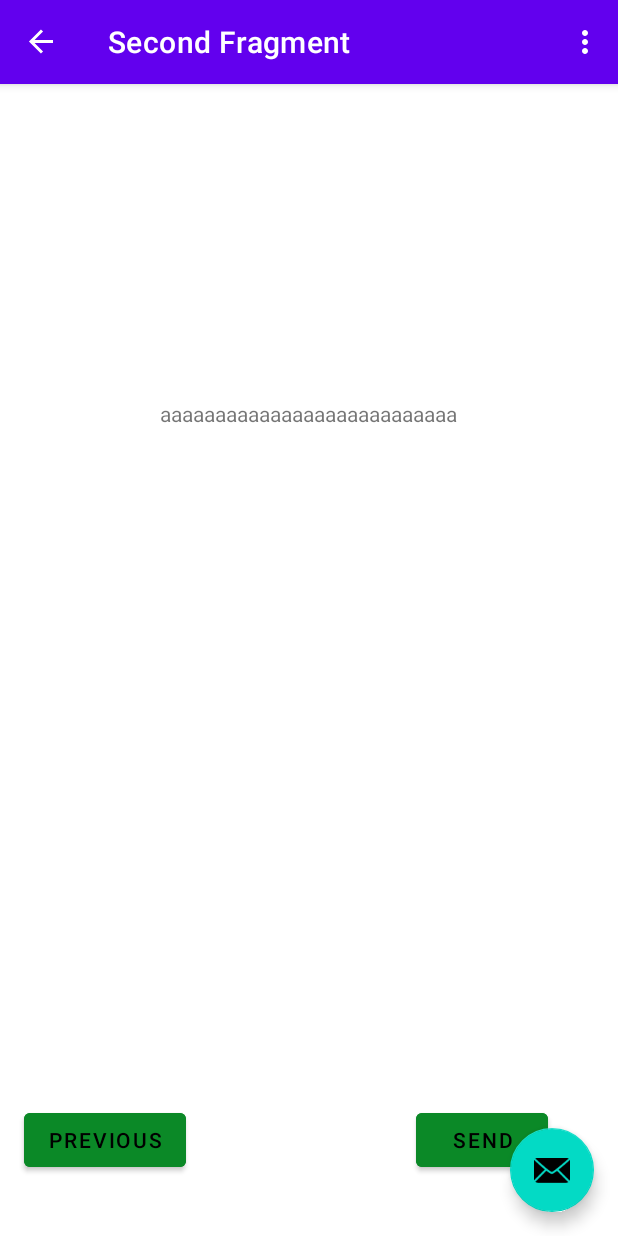
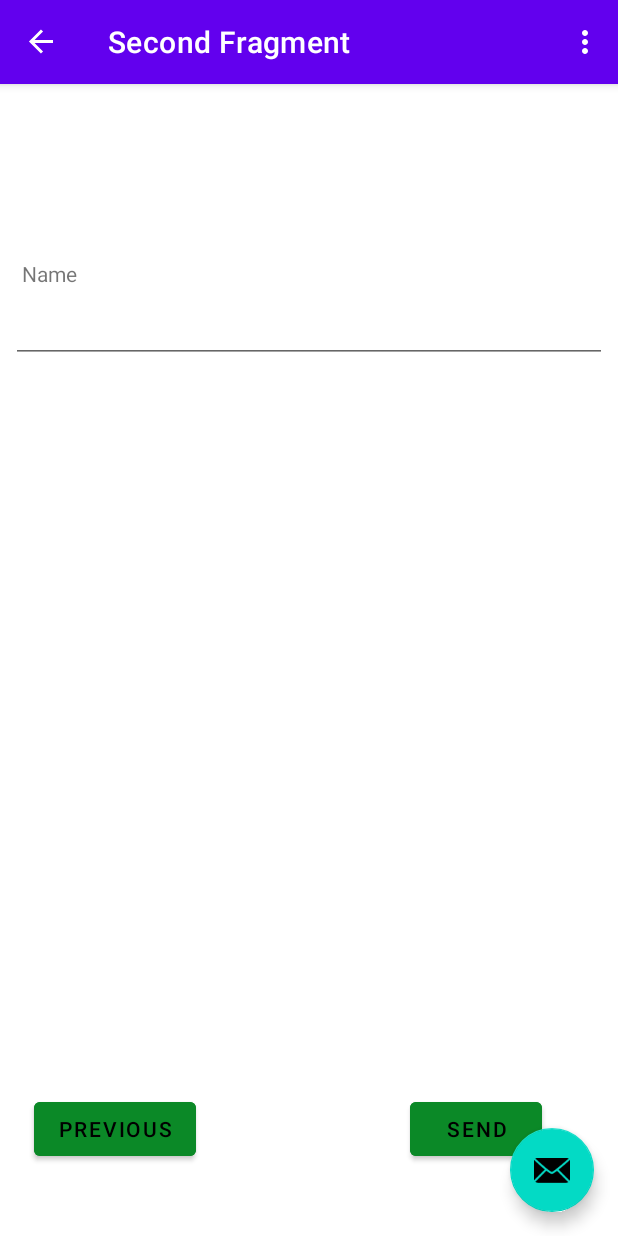
Before and after one commit to AkaciaPark/xmas-letter, an Android app: the SecondFragment screen opened through its navigation route, on a phone screen of 412 x 824 dp. Run offline under Robolectric (Android 15) with nearby library versions, the phone set to English and light mode, and no system bars; our stand-ins replace navigation-ui.

Commit message:
added edit text on second fragment

```diff
--- a/app/src/main/res/layout/fragment_second.xml
+++ b/app/src/main/res/layout/fragment_second.xml
@@ -4,19 +4,33 @@
     xmlns:tools="http://schemas.android.com/tools"
     android:layout_width="match_parent"
     android:layout_height="match_parent"
-    tools:context=".SecondFragment">
+    tools:context=".SecondFragment"
+    android:padding="7dp">
 
     <TextView
         android:id="@+id/textview_second"
         android:layout_width="wrap_content"
         android:layout_height="wrap_content"
-        android:text="aaaaaaaaaaaaaaaaaaaaaaaaaaa"
+        android:padding="7dp"
+        android:text="Name"
         app:layout_constraintBottom_toTopOf="@+id/button_second"
         app:layout_constraintEnd_toEndOf="parent"
-        app:layout_constraintHorizontal_bias="0.497"
+        app:layout_constraintHorizontal_bias="0.0"
         app:layout_constraintStart_toStartOf="parent"
         app:layout_constraintTop_toTopOf="parent"
-        app:layout_constraintVertical_bias="0.318" />
+        app:layout_constraintVertical_bias="0.162" />
+
+    <EditText
+        android:layout_width="0dp"
+        android:layout_height="wrap_content"
+        android:fontFamily="casual"
+        android:padding="7dp"
+        app:layout_constraintBottom_toBottomOf="parent"
+        app:layout_constraintEnd_toEndOf="parent"
+        app:layout_constraintHorizontal_bias="1.0"
+        app:layout_constraintStart_toStartOf="parent"
+        app:layout_constraintTop_toBottomOf="@+id/textview_second"
+        app:layout_constraintVertical_bias="0.0" />
 
     <Button
         android:id="@+id/button_second"
```
